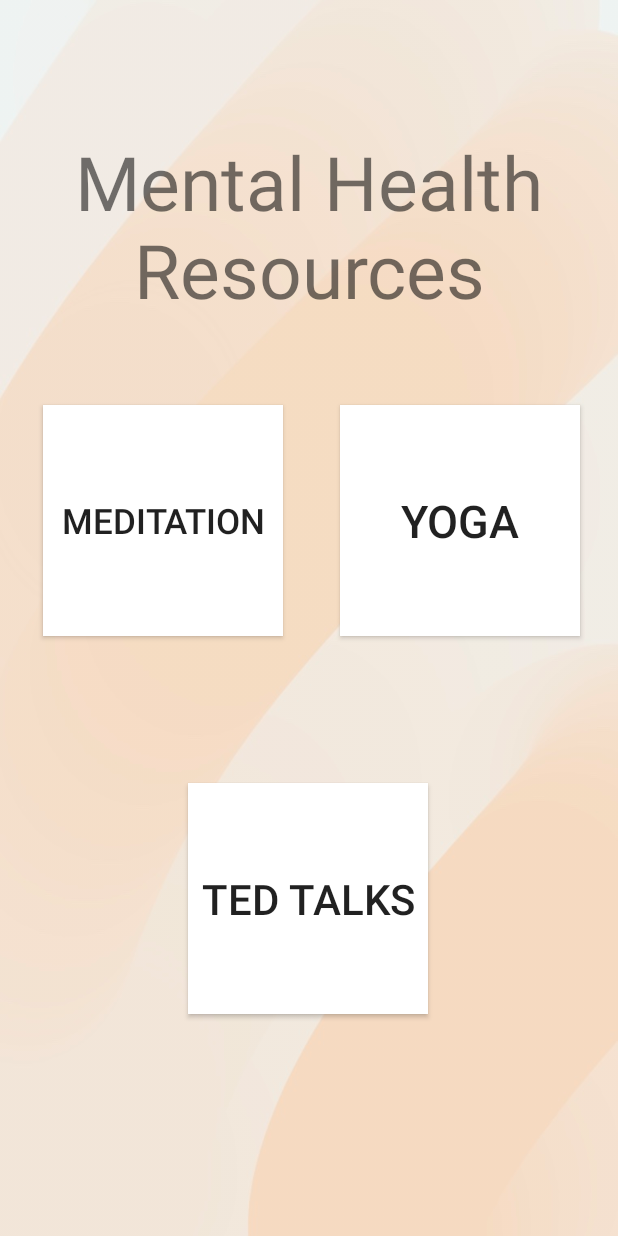
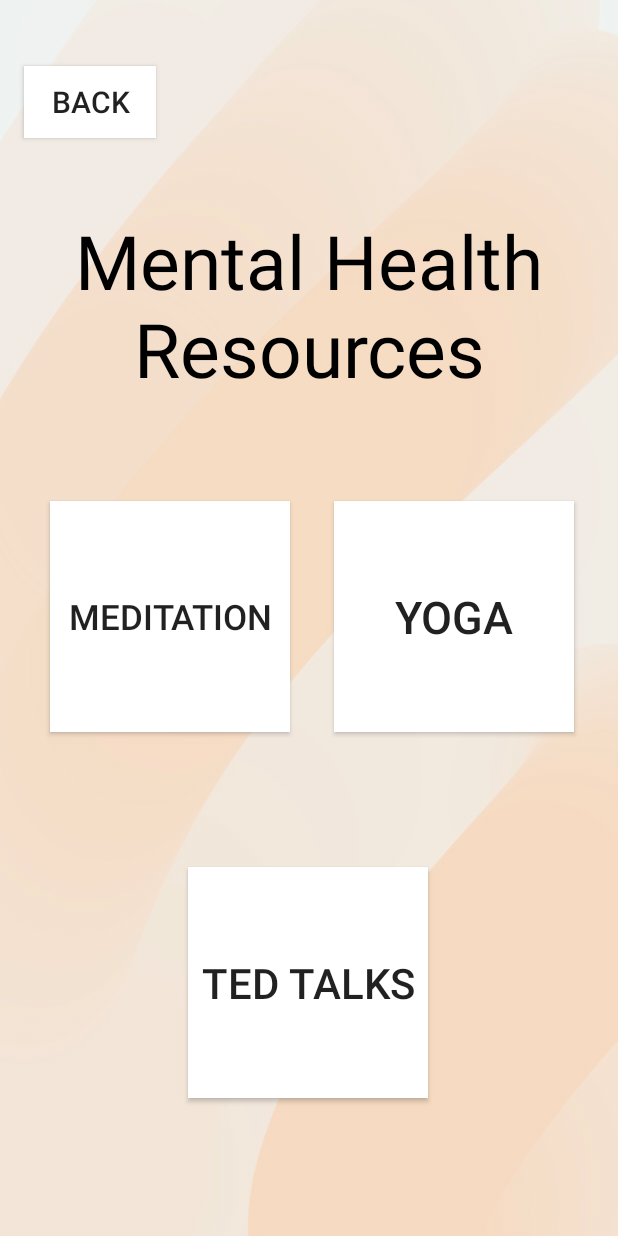
Before and after one commit to meagannguyen/Co-Health, an Android app: the layout activity_mental_health_resources.xml on its own in the app's theme, with its tools: preview values and no code run, on a phone screen of 412 x 824 dp. Run offline under Robolectric (Android 15) with nearby library versions, the phone set to English and light mode, and no system bars; Roboto replaces fonts that are not available here.

Commit message:
added back button

```diff
--- a/app/src/main/res/layout/activity_mental_health_resources.xml
+++ b/app/src/main/res/layout/activity_mental_health_resources.xml
@@ -8,41 +8,56 @@
     android:background="@drawable/orange_background">
 
     <Button
+        android:id="@+id/button7"
+        android:layout_width="wrap_content"
+        android:layout_height="wrap_content"
+        android:layout_marginTop="44dp"
+        android:text="Back"
+        android:background="@android:color/white"
+        android:textSize="20sp"
+        app:layout_constraintBottom_toTopOf="@+id/button"
+        app:layout_constraintEnd_toEndOf="parent"
+        app:layout_constraintHorizontal_bias="0.049"
+        app:layout_constraintStart_toStartOf="parent"
+        app:layout_constraintTop_toTopOf="parent"
+        app:layout_constraintVertical_bias="0.642" />
+
+    <Button
         android:id="@+id/button16"
         android:layout_width="160dp"
         android:layout_height="154dp"
+        android:background="@android:color/white"
         android:text="Meditation"
         android:textSize="23sp"
-        android:background="@android:color/white"
         app:layout_constraintBottom_toBottomOf="parent"
         app:layout_constraintEnd_toEndOf="parent"
-        app:layout_constraintHorizontal_bias="0.115"
+        app:layout_constraintHorizontal_bias="0.131"
         app:layout_constraintStart_toStartOf="parent"
         app:layout_constraintTop_toTopOf="parent"
-        app:layout_constraintVertical_bias="0.403" />
+        app:layout_constraintVertical_bias="0.499" />
 
     <Button
         android:id="@+id/button9"
         android:layout_width="160dp"
         android:layout_height="154dp"
+        android:background="@android:color/white"
         android:text="Yoga"
         android:textSize="30sp"
-        android:background="@android:color/white"
         app:layout_constraintBottom_toBottomOf="parent"
         app:layout_constraintEnd_toEndOf="parent"
-        app:layout_constraintHorizontal_bias="0.9"
+        app:layout_constraintHorizontal_bias="0.884"
         app:layout_constraintStart_toStartOf="parent"
         app:layout_constraintTop_toTopOf="parent"
-        app:layout_constraintVertical_bias="0.403" />
+        app:layout_constraintVertical_bias="0.499" />
 
     <Button
         android:id="@+id/button10"
         android:layout_width="160dp"
         android:layout_height="154dp"
-        android:layout_marginBottom="148dp"
+        android:layout_marginBottom="92dp"
+        android:background="@android:color/white"
         android:text="Ted Talks"
         android:textSize="28sp"
-        android:background="@android:color/white"
         app:layout_constraintBottom_toBottomOf="parent"
         app:layout_constraintEnd_toEndOf="parent"
         app:layout_constraintHorizontal_bias="0.498"
@@ -52,12 +67,13 @@
         android:id="@+id/textView3"
         android:layout_width="331dp"
         android:layout_height="120dp"
+        android:gravity="center"
         android:text="Mental Health Resources"
+        android:textColor="@android:color/black"
         android:textSize="50sp"
-        android:gravity="center"
         app:layout_constraintBottom_toTopOf="@+id/button16"
         app:layout_constraintEnd_toEndOf="parent"
         app:layout_constraintStart_toStartOf="parent"
         app:layout_constraintTop_toTopOf="parent"
-        app:layout_constraintVertical_bias="0.584" />
+        app:layout_constraintVertical_bias="0.654" />
 </androidx.constraintlayout.widget.ConstraintLayout>
```
